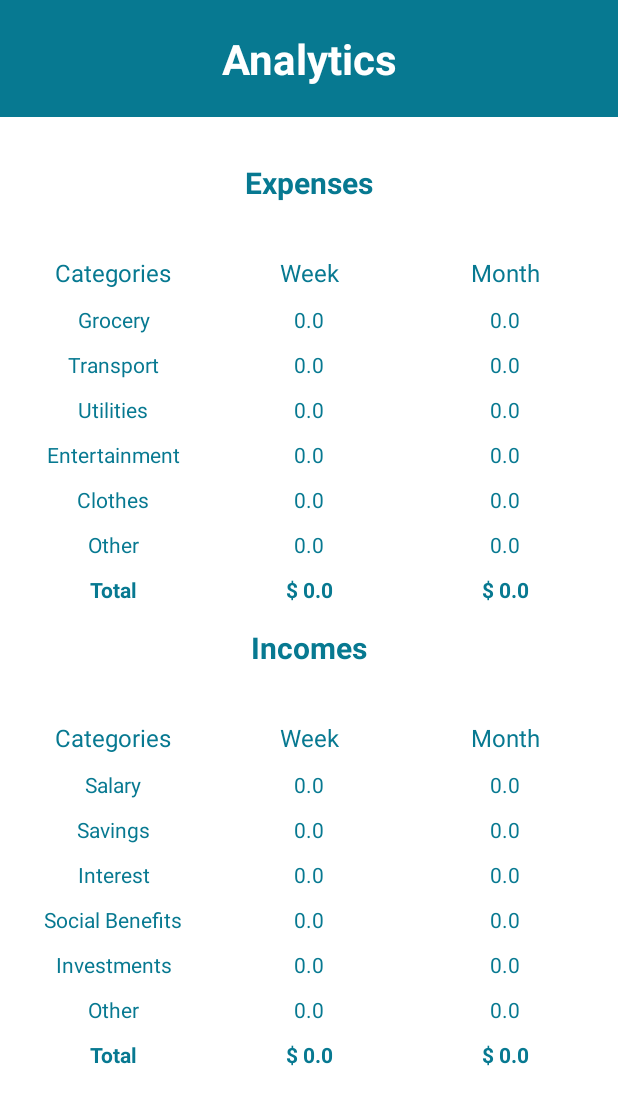
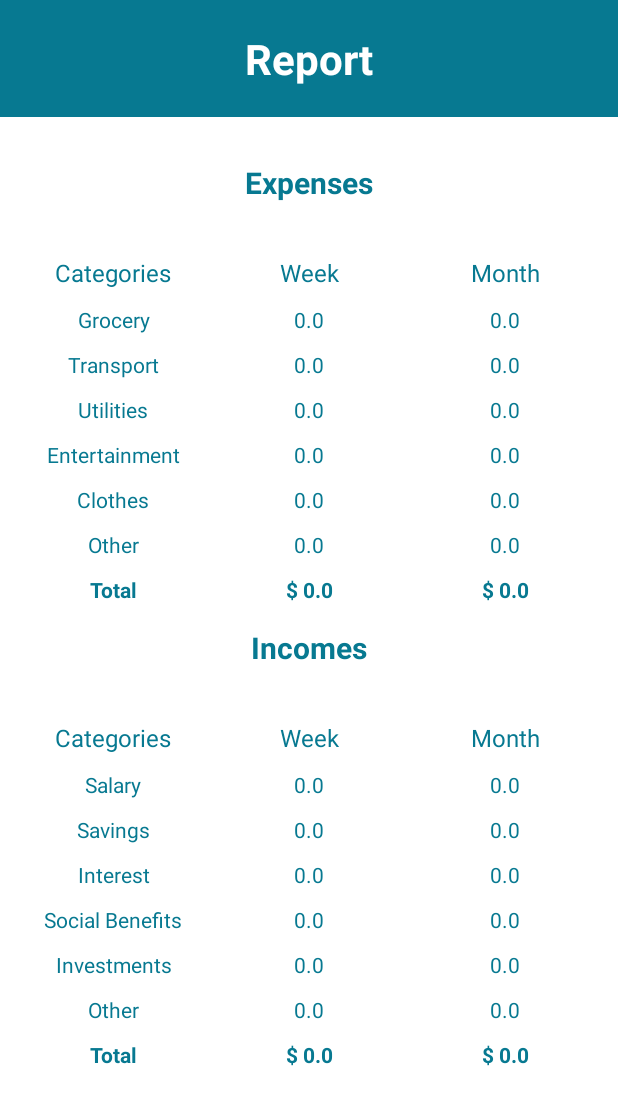
Before and after one commit to RoarshacH/ExpensesTracker, an Android app: the AnalyticsActivity screen opened directly, with no data from a screen before it, on a phone screen of 412 x 824 dp. Shown: the top 1105 px of the screen. Run offline under Robolectric (Android 15) with nearby library versions, the phone set to English and light mode, and no system bars.

Commit message:
Removing unnecessary images

```diff
--- a/app/src/main/AndroidManifest.xml
+++ b/app/src/main/AndroidManifest.xml
@@ -4,9 +4,9 @@
 
     <application
         android:allowBackup="true"
-        android:icon="@drawable/budget"
+        android:icon="@drawable/expense_logo"
         android:label="@string/app_name"
-        android:roundIcon="@drawable/budget"
+        android:roundIcon="@drawable/expense_logo"
         android:supportsRtl="true"
         android:theme="@style/Theme.ExpesesTracker">
         <activity
--- a/app/src/main/res/layout/activity_analytics.xml
+++ b/app/src/main/res/layout/activity_analytics.xml
@@ -25,7 +25,7 @@
             android:layout_marginBottom="20sp"
             android:layout_weight="1"
             android:gravity="center"
-            android:text="@string/analytics"
+            android:text="@string/report"
             android:textColor="@color/white"
             android:textSize="28sp"
             android:textStyle="bold" />
--- a/app/src/main/res/values/strings.xml
+++ b/app/src/main/res/values/strings.xml
@@ -1,5 +1,5 @@
 <resources>
-    <string name="app_name">ExpesesTracker</string>
+    <string name="app_name">Expenses Tracker</string>
     <string name="expenses_tracker">Expenses Tracker</string>
     <string name="income">Income</string>
     <string name="expenses">Expenses</string>
```
Also changed, not shown: app/src/main/res/drawable/budget.png (deleted), app/src/main/res/drawable/expense_logo.png (added), app/src/main/res/drawable/expenses.png (deleted), app/src/main/res/drawable/ic_anaytic.png (deleted).
